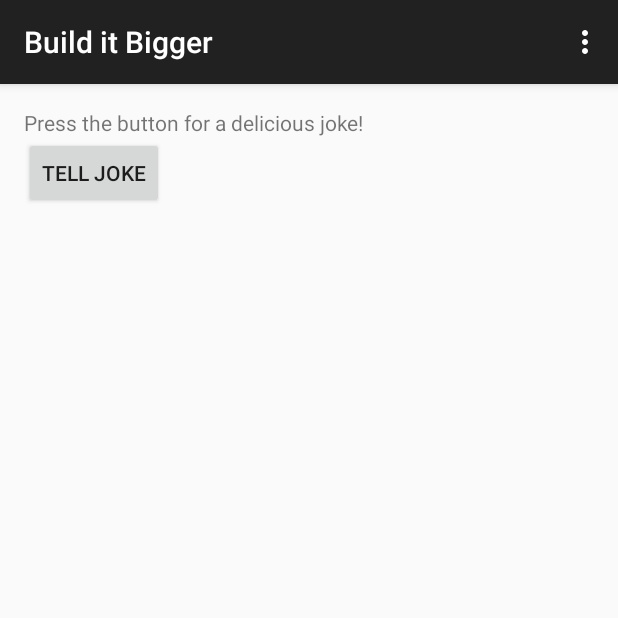
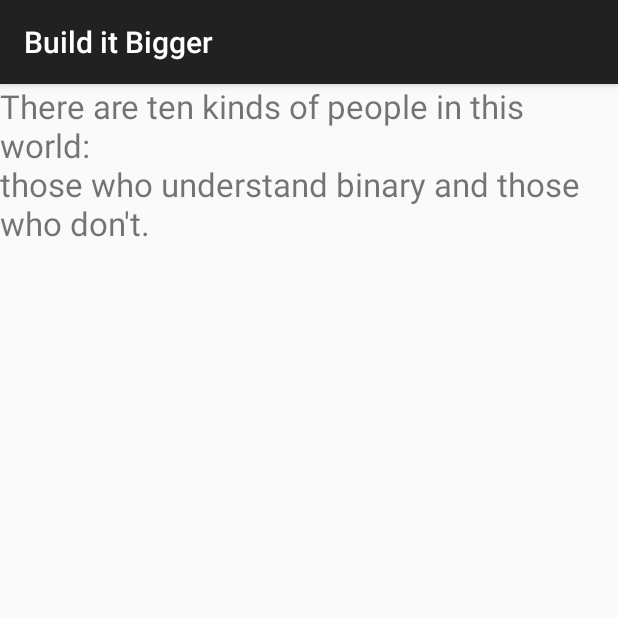
Before and after one commit to gshadows/BuildItBigger, an Android app: the screen it shows after launch (MainActivity before the commit, JokeActivity after it), after a tap on "TELL JOKE", on a phone screen of 412 x 824 dp, the top half of it. Run offline under Robolectric (Android 15) with nearby library versions, the phone set to English and light mode, and no system bars; our stand-ins replace AdMob.

Commit message:
Add android library that displays jokes passed via intent in activity.

```diff
--- a/app/src/main/java/com/udacity/gradle/builditbigger/MainActivity.java
+++ b/app/src/main/java/com/udacity/gradle/builditbigger/MainActivity.java
@@ -1,12 +1,13 @@
 package com.udacity.gradle.builditbigger;
 
+import android.content.Intent;
 import android.os.Bundle;
 import android.support.v7.app.AppCompatActivity;
 import android.view.Menu;
 import android.view.MenuItem;
 import android.view.View;
-import android.widget.Toast;
 
+import com.example.jokesandroid.JokeActivity;
 import com.example.libjokes.JokeTeller;
 
 
@@ -46,7 +47,9 @@ public class MainActivity extends AppCompatActivity {
 
   public void tellJoke(View view) {
     String joke = JokeTeller.TellMeAJoke();
-    Toast.makeText(this, joke, Toast.LENGTH_LONG).show();
+    Intent intent = new Intent(this, JokeActivity.class);
+    intent.putExtra(JokeActivity.EXTRA_JOKE, joke);
+    startActivity(intent);
   }
 
 }
--- /dev/null
+++ b/jokesandroid/src/main/java/com/example/jokesandroid/JokeActivity.java
@@ -0,0 +1,39 @@
+package com.example.jokesandroid;
+
+import android.content.Intent;
+import android.support.v7.app.AppCompatActivity;
+import android.os.Bundle;
+import android.widget.TextView;
+import android.widget.Toast;
+
+public class JokeActivity extends AppCompatActivity {
+
+  public static final String EXTRA_JOKE = "joke";
+
+
+  @Override
+  protected void onCreate (Bundle savedInstanceState) {
+    super.onCreate(savedInstanceState);
+    setContentView(R.layout.activity_joke);
+
+    String joke = null;
+    Intent intent = getIntent();
+    if (intent != null) joke = intent.getStringExtra(EXTRA_JOKE);
+    if (joke == null) {
+      // No joke passed in an intent.
+      Toast.makeText(this, R.string.no_joke_received, Toast.LENGTH_SHORT).show();
+      finish();
+      return;
+    }
+
+    TextView jokeTV = findViewById(R.id.joke_tv);
+    if (jokeTV == null) {
+      // No joke passed in an intent.
+      Toast.makeText(this, R.string.int_err_bad_layout, Toast.LENGTH_SHORT).show();
+      finish();
+      return;
+    }
+
+    jokeTV.setText(joke);
+  }
+}
--- /dev/null
+++ b/jokesandroid/src/main/res/layout/activity_joke.xml
@@ -0,0 +1,18 @@
+<?xml version="1.0" encoding="utf-8"?>
+<LinearLayout
+  xmlns:android="http://schemas.android.com/apk/res/android"
+  xmlns:tools="http://schemas.android.com/tools"
+  android:layout_width="match_parent"
+  android:layout_height="match_parent"
+  tools:context=".JokeActivity"
+  >
+
+  <TextView
+    android:id="@+id/joke_tv"
+    android:textSize="@dimen/joke_text_size"
+    android:layout_width="match_parent"
+    android:layout_height="wrap_content"
+    tools:text="Here some funny joke should appear, but now it seems to be empty."
+    />
+
+</LinearLayout>
--- /dev/null
+++ b/jokesandroid/src/main/res/values/dimens.xml
@@ -0,0 +1,4 @@
+<?xml version="1.0" encoding="utf-8"?>
+<resources>
+  <dimen name="joke_text_size">22sp</dimen>
+</resources>
--- /dev/null
+++ b/jokesandroid/src/main/res/values/strings.xml
@@ -0,0 +1,5 @@
+<?xml version="1.0" encoding="utf-8"?>
+<resources>
+  <string name="no_joke_received">No joke received!</string>
+  <string name="int_err_bad_layout">Internal error: bad activity layout</string>
+</resources>
--- a/libjokes/src/main/java/com/example/libjokes/JokeTeller.java
+++ b/libjokes/src/main/java/com/example/libjokes/JokeTeller.java
@@ -6,9 +6,9 @@ import java.util.Random;
 public class JokeTeller {
 
   private static final String[] mJokesArray = {
-      "How many programmers does it take to change a lightbulb?\nNone. That is a hardware problem.",
+      "- How many programmers does it take to change a lightbulb?\n- None. That is a hardware problem.",
       "There are ten kinds of people in this world:\nthose who understand binary and those who don't.",
-      "The QA engineer orders a beer. Orders 0 beers. Orders 999999999 beers.\nOrders a lizard. Orders -1 beers. Orders a sfdeljknesv.",
+      "The QA engineer orders a beer.\nOrders 0 beers.\nOrders 999999999 beers.\nOrders a lizard.\nOrders -1 beers.\nOrders a sfdeljknesv.",
   };
 
   private static final Random random = new Random();
--- a/settings.gradle
+++ b/settings.gradle
@@ -1 +1 @@
-include ':app', ':backend', ':libjokes'
+include ':app', ':backend', ':libjokes', ':jokesandroid'
```
Also changed, not shown: app/build.gradle (+8 -6 lines), jokesandroid/build.gradle (added, +36 -0 lines), jokesandroid/src/main/AndroidManifest.xml (added, +9 -0 lines), 1 other file.
